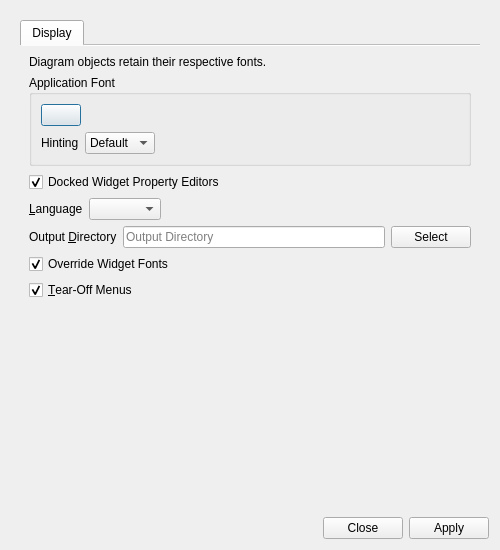
This is UI/glitch-preferences.ui in textbrowser/glitch as Qt 5 draws it before an edit. The edited form follows.
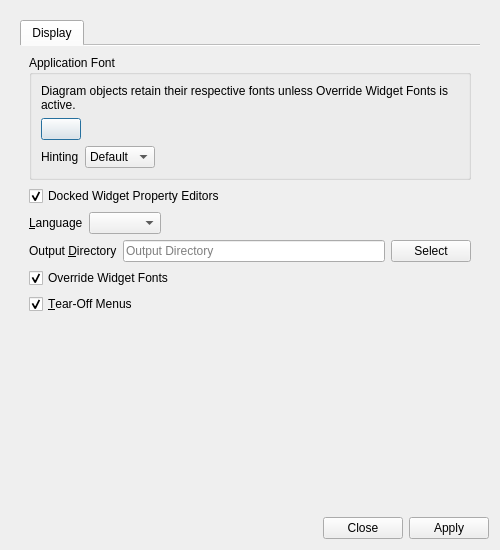
This is the edited form. Icons and pictures are not drawn.

Patch:
```diff
--- a/UI/glitch-preferences.ui
+++ b/UI/glitch-preferences.ui
@@ -49,19 +49,22 @@
            <string>Display</string>
           </attribute>
           <layout class="QVBoxLayout" name="verticalLayout_4">
-           <item>
-            <widget class="QLabel" name="label_2">
-             <property name="text">
-              <string>Diagram objects retain their respective fonts.</string>
-             </property>
-            </widget>
-           </item>
            <item>
             <widget class="QGroupBox" name="groupBox">
              <property name="title">
               <string>Application Font</string>
              </property>
              <layout class="QVBoxLayout" name="verticalLayout_3">
+              <item>
+               <widget class="QLabel" name="label_2">
+                <property name="text">
+                 <string>Diagram objects retain their respective fonts unless Override Widget Fonts is active.</string>
+                </property>
+                <property name="wordWrap">
+                 <bool>true</bool>
+                </property>
+               </widget>
+              </item>
               <item>
                <layout class="QHBoxLayout" name="horizontalLayout_2">
                 <item>
```
